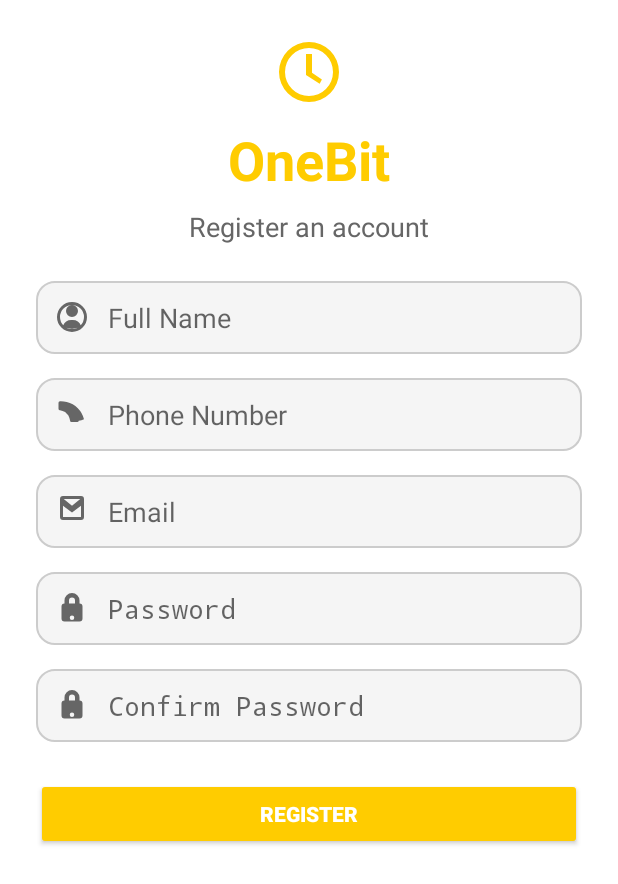
After one commit to hohung113/ONEBIT, an Android app built with Jetpack Compose: the layout activity_register.xml on its own in the app's theme, with its tools: preview values and no code run, on a phone screen of 412 x 824 dp. The commit adds this screen. Shown: the top 884 px of the screen. Run offline under Robolectric (Android 15) with nearby library versions, the phone set to English and light mode, and no system bars.

Commit message:
create function register

```diff
--- a/app/src/main/AndroidManifest.xml
+++ b/app/src/main/AndroidManifest.xml
@@ -22,6 +22,9 @@
             </intent-filter>
         </activity>
 
+        <activity
+            android:name=".login_register.RegisterActivity"
+            android:exported="true" />
 
     </application>
 
--- a/app/src/main/java/com/example/onebitmoblie/login_register/RegisterActivity.java
+++ b/app/src/main/java/com/example/onebitmoblie/login_register/RegisterActivity.java
@@ -1,4 +1,94 @@
 package com.example.onebitmoblie.login_register;
 
-public class RegisterActivity {
+import android.app.Activity;
+import android.content.Intent;
+import android.os.Bundle;
+import android.text.TextUtils;
+import android.util.Patterns;
+import android.widget.Button;
+import android.widget.EditText;
+import android.widget.Toast;
+import com.example.onebitmoblie.R;
+
+import androidx.annotation.Nullable;
+
+public class RegisterActivity extends Activity {
+
+    private EditText edtName, edtPhone, edtEmail, edtPassword, edtConfirmPassword;
+
+    @Override
+    protected void onCreate(@Nullable Bundle savedInstanceState) {
+        super.onCreate(savedInstanceState);
+        setContentView(R.layout.activity_register);
+
+        edtName = findViewById(R.id.edt_name);
+        edtPhone = findViewById(R.id.edt_phone);
+        edtEmail = findViewById(R.id.edt_email);
+        edtPassword = findViewById(R.id.edt_password);
+        edtConfirmPassword = findViewById(R.id.edt_confirm_password);
+        Button btnRegister = findViewById(R.id.btn_register);
+
+        btnRegister.setOnClickListener(v -> {
+            String name = edtName.getText().toString().trim();
+            String phone = edtPhone.getText().toString().trim();
+            String email = edtEmail.getText().toString().trim();
+            String password = edtPassword.getText().toString().trim();
+            String confirmPassword = edtConfirmPassword.getText().toString().trim();
+
+            if (!validateInput(name, phone, email, password, confirmPassword)) {
+                return;
+            }
+
+            Toast.makeText(RegisterActivity.this, "Register Successful", Toast.LENGTH_SHORT).show();
+
+            Intent intent = new Intent(RegisterActivity.this, LoginActivity.class);
+            startActivity(intent);
+            finish();
+        });
+    }
+
+    private boolean validateInput(String name, String phone, String email, String password, String confirmPassword) {
+        if (TextUtils.isEmpty(name)) {
+            Toast.makeText(this, "Please enter your name", Toast.LENGTH_SHORT).show();
+            return false;
+        }
+        if (TextUtils.isEmpty(phone)) {
+            Toast.makeText(this, "Please enter your phone number", Toast.LENGTH_SHORT).show();
+            return false;
+        }
+        if (TextUtils.isEmpty(email)) {
+            Toast.makeText(this, "Please enter your email", Toast.LENGTH_SHORT).show();
+            return false;
+        }
+        if (TextUtils.isEmpty(password)) {
+            Toast.makeText(this, "Please enter your password", Toast.LENGTH_SHORT).show();
+            return false;
+        }
+        if (TextUtils.isEmpty(confirmPassword)) {
+            Toast.makeText(this, "Please confirm your password", Toast.LENGTH_SHORT).show();
+            return false;
+        }
+
+        if (!phone.matches("\\d{10,11}")) {
+            Toast.makeText(this, "Phone number must be 10-11 digits", Toast.LENGTH_SHORT).show();
+            return false;
+        }
+
+        if (!Patterns.EMAIL_ADDRESS.matcher(email).matches()) {
+            Toast.makeText(this, "Invalid email format", Toast.LENGTH_SHORT).show();
+            return false;
+        }
+
+        if (password.length() < 6) {
+            Toast.makeText(this, "Password must be at least 6 characters", Toast.LENGTH_SHORT).show();
+            return false;
+        }
+
+        if (!password.equals(confirmPassword)) {
+            Toast.makeText(this, "Passwords do not match", Toast.LENGTH_SHORT).show();
+            return false;
+        }
+
+        return true;
+    }
 }
--- /dev/null
+++ b/app/src/main/res/drawable/ic_clock_logo.xml
@@ -0,0 +1,9 @@
+<vector xmlns:android="http://schemas.android.com/apk/res/android"
+    android:width="48dp"
+    android:height="48dp"
+    android:viewportWidth="24"
+    android:viewportHeight="24">
+    <path
+        android:fillColor="#FFCC00"
+        android:pathData="M12,2A10,10 0 1,1 2,12A10,10 0 0,1 12,2M12,4A8,8 0 1,0 20,12A8,8 0 0,0 12,4M11,6H13V12.27L16.3,14.54L15.55,15.92L11,13V6Z" />
+</vector>
--- /dev/null
+++ b/app/src/main/res/drawable/ic_email.xml
@@ -0,0 +1,9 @@
+<vector xmlns:android="http://schemas.android.com/apk/res/android"
+    android:width="24dp"
+    android:height="24dp"
+    android:viewportWidth="24"
+    android:viewportHeight="24">
+    <path
+        android:fillColor="#666666"
+        android:pathData="M20,4A2,2 0 0,0 18,2H6A2,2 0 0,0 4,4V16A2,2 0 0,0 6,18H18A2,2 0 0,0 20,16V4M6.5,4H17.5L12,8.5L6.5,4M18,16H6V8.5L12,13L18,8.5V16Z" />
+</vector>
--- /dev/null
+++ b/app/src/main/res/drawable/ic_lock.xml
@@ -0,0 +1,9 @@
+<vector xmlns:android="http://schemas.android.com/apk/res/android"
+    android:width="24dp"
+    android:height="24dp"
+    android:viewportWidth="24"
+    android:viewportHeight="24">
+    <path
+        android:fillColor="#666666"
+        android:pathData="M12,17A1.5,1.5 0 1,0 13.5,18.5A1.5,1.5 0 0,0 12,17M12,2A5,5 0 0,1 17,7V9A2,2 0 0,1 19,11V19A2,2 0 0,1 17,21H7A2,2 0 0,1 5,19V11A2,2 0 0,1 7,9V7A5,5 0 0,1 12,2M10,7V9H14V7A2,2 0 0,0 10,7Z" />
+</vector>
--- /dev/null
+++ b/app/src/main/res/drawable/ic_phone.xml
@@ -0,0 +1,9 @@
+<vector xmlns:android="http://schemas.android.com/apk/res/android"
+    android:width="24dp"
+    android:height="24dp"
+    android:viewportWidth="24"
+    android:viewportHeight="24">
+    <path
+        android:fillColor="#666666"
+        android:pathData="M20,15.5A15.55,15.55 0 0,0 8.5,4A15.55,15.55 0 0,0 4,3.5A1,1 0 0,0 3,4.5V8.5A1,1 0 0,0 4,9.5A11.36,11.36 0 0,1 7.4,10.7C8.17,11.41 8.91,12.17 9.5,12.9A12.36,12.36 0 0,1 10.7,16.4A1,1 0 0,0 11.7,17.4H15.5A1,1 0 0,0 16.5,16.5A15.55,15.55 0 0,0 20,15.5Z" />
+</vector>
--- /dev/null
+++ b/app/src/main/res/drawable/ic_user.xml
@@ -0,0 +1,9 @@
+<vector xmlns:android="http://schemas.android.com/apk/res/android"
+    android:width="24dp"
+    android:height="24dp"
+    android:viewportWidth="24"
+    android:viewportHeight="24">
+    <path
+        android:fillColor="#666666"
+        android:pathData="M12,2A10,10 0 1,1 2,12A10,10 0 0,1 12,2M12,4A8,8 0 1,0 20,12A8,8 0 0,0 12,4M8,8A4,4 0 1,1 12,12A4,4 0 0,1 8,8M6,17.9A6.09,6.09 0 0,1 12,14A6.09,6.09 0 0,1 18,17.9C18,18.9 12,20 12,20C12,20 6,18.9 6,17.9Z" />
+</vector>
--- /dev/null
+++ b/app/src/main/res/drawable/rounded_edittext.xml
@@ -0,0 +1,5 @@
+<shape xmlns:android="http://schemas.android.com/apk/res/android">
+    <solid android:color="#F5F5F5" />
+    <corners android:radius="12dp" />
+    <stroke android:width="1dp" android:color="#CCCCCC" />
+</shape>
--- /dev/null
+++ b/app/src/main/res/layout/activity_register.xml
@@ -0,0 +1,113 @@
+<?xml version="1.0" encoding="utf-8"?>
+<ScrollView xmlns:android="http://schemas.android.com/apk/res/android"
+    android:layout_width="match_parent"
+    android:layout_height="match_parent"
+    android:background="#FFFFFF">
+
+    <LinearLayout
+        android:layout_width="match_parent"
+        android:layout_height="wrap_content"
+        android:orientation="vertical"
+        android:padding="24dp"
+        android:gravity="center">
+
+        <!-- Logo -->
+        <TextView
+            android:layout_width="wrap_content"
+            android:layout_height="wrap_content"
+            android:text="OneBit"
+            android:textSize="36sp"
+            android:textColor="#FFCC00"
+            android:textStyle="bold"
+            android:drawablePadding="10dp"
+            android:drawableTop="@drawable/ic_clock_logo"
+            android:gravity="center" />
+
+        <!-- Subtitle -->
+        <TextView
+            android:layout_width="wrap_content"
+            android:layout_height="wrap_content"
+            android:layout_marginTop="8dp"
+            android:text="Register an account"
+            android:textSize="18sp"
+            android:textColor="#666666"
+            android:gravity="center" />
+
+        <!-- Full Name -->
+        <EditText
+            android:id="@+id/edt_name"
+            android:layout_width="match_parent"
+            android:layout_height="wrap_content"
+            android:layout_marginTop="24dp"
+            android:hint="Full Name"
+            android:padding="12dp"
+            android:background="@drawable/rounded_edittext"
+            android:drawableLeft="@drawable/ic_user"
+            android:drawablePadding="12dp" />
+
+        <!-- Phone Number -->
+        <EditText
+            android:id="@+id/edt_phone"
+            android:layout_width="match_parent"
+            android:layout_height="wrap_content"
+            android:layout_marginTop="16dp"
+            android:hint="Phone Number"
+            android:padding="12dp"
+            android:background="@drawable/rounded_edittext"
+            android:drawableLeft="@drawable/ic_phone"
+            android:drawablePadding="12dp"
+            android:inputType="phone" />
+
+        <!-- Email -->
+        <EditText
+            android:id="@+id/edt_email"
+            android:layout_width="match_parent"
+            android:layout_height="wrap_content"
+            android:layout_marginTop="16dp"
+            android:hint="Email"
+            android:padding="12dp"
+            android:background="@drawable/rounded_edittext"
+            android:drawableLeft="@drawable/ic_email"
+            android:drawablePadding="12dp"
+            android:inputType="textEmailAddress" />
+
+        <!-- Password -->
+        <EditText
+            android:id="@+id/edt_password"
+            android:layout_width="match_parent"
+            android:layout_height="wrap_content"
+            android:layout_marginTop="16dp"
+            android:hint="Password"
+            android:padding="12dp"
+            android:background="@drawable/rounded_edittext"
+            android:drawableLeft="@drawable/ic_lock"
+            android:drawablePadding="12dp"
+            android:inputType="textPassword" />
+
+        <!-- Confirm Password -->
+        <EditText
+            android:id="@+id/edt_confirm_password"
+            android:layout_width="match_parent"
+            android:layout_height="wrap_content"
+            android:layout_marginTop="16dp"
+            android:hint="Confirm Password"
+            android:padding="12dp"
+            android:background="@drawable/rounded_edittext"
+            android:drawableLeft="@drawable/ic_lock"
+            android:drawablePadding="12dp"
+            android:inputType="textPassword" />
+
+        <!-- Register Button -->
+        <Button
+            android:id="@+id/btn_register"
+            android:layout_width="match_parent"
+            android:layout_height="wrap_content"
+            android:layout_marginTop="24dp"
+            android:backgroundTint="#FFCC00"
+            android:text="REGISTER"
+            android:textColor="#FFFFFF"
+            android:textStyle="bold"
+            android:padding="12dp" />
+
+    </LinearLayout>
+</ScrollView>
```
